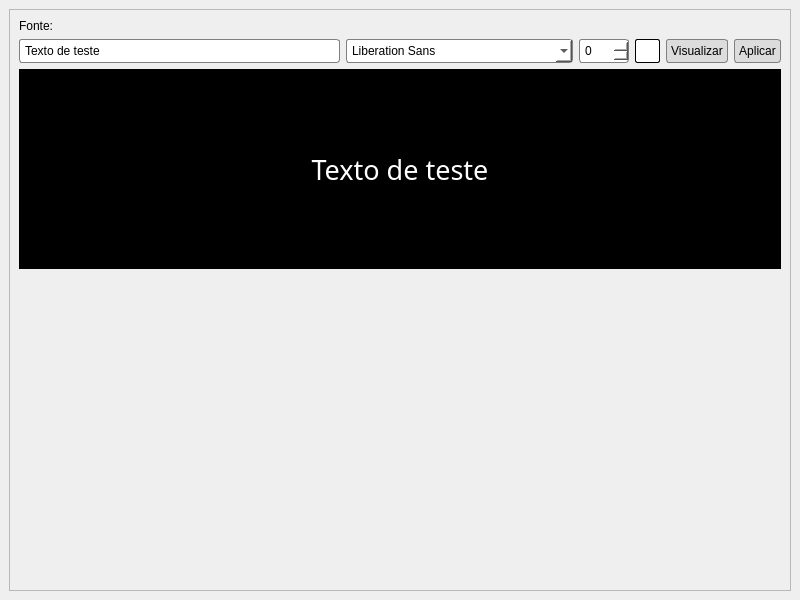
Before: the Qt Designer form src/ui/settings/window.ui in luanws/bible-projector, drawn with Qt 5.
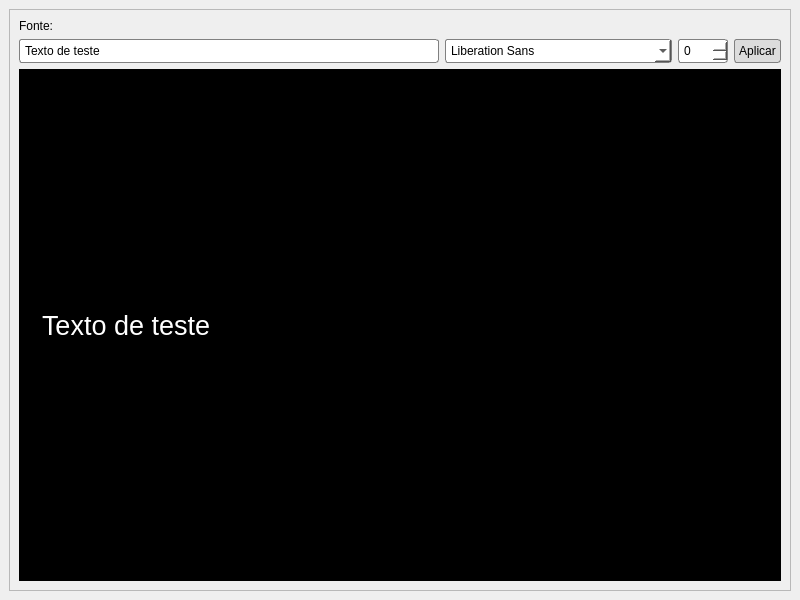
After: the same form once the commit is applied.

Commit message: feat(ui/settings): texto de teste

The edit to the form file:
```diff
--- a/src/ui/settings/window.ui
+++ b/src/ui/settings/window.ui
@@ -40,11 +40,11 @@
          <x>0</x>
          <y>0</y>
          <width>780</width>
-         <height>269</height>
+         <height>580</height>
         </rect>
        </property>
        <property name="sizePolicy">
-        <sizepolicy hsizetype="Preferred" vsizetype="Fixed">
+        <sizepolicy hsizetype="Preferred" vsizetype="Expanding">
          <horstretch>0</horstretch>
          <verstretch>0</verstretch>
         </sizepolicy>
@@ -140,70 +140,6 @@
             </property>
            </widget>
           </item>
-          <item>
-           <widget class="QLabel" name="label_3">
-            <property name="sizePolicy">
-             <sizepolicy hsizetype="Fixed" vsizetype="Preferred">
-              <horstretch>0</horstretch>
-              <verstretch>0</verstretch>
-             </sizepolicy>
-            </property>
-            <property name="minimumSize">
-             <size>
-              <width>25</width>
-              <height>0</height>
-             </size>
-            </property>
-            <property name="maximumSize">
-             <size>
-              <width>25</width>
-              <height>16777215</height>
-             </size>
-            </property>
-            <property name="styleSheet">
-             <string notr="true">* {
-	border: 1px solid black;
-	border-radius: 2px;
-	background-color: white;
-}</string>
-            </property>
-            <property name="text">
-             <string/>
-            </property>
-           </widget>
-          </item>
-          <item>
-           <widget class="QPushButton" name="view_button">
-            <property name="sizePolicy">
-             <sizepolicy hsizetype="Fixed" vsizetype="Fixed">
-              <horstretch>0</horstretch>
-              <verstretch>0</verstretch>
-             </sizepolicy>
-            </property>
-            <property name="cursor">
-             <cursorShape>PointingHandCursor</cursorShape>
-            </property>
-            <property name="styleSheet">
-             <string notr="true">* {
-	border-style: solid;
-	border-color: gray;
-	border-width: 1px;
-	border-radius: 3px;
-	padding: 4px;
-	background-color: rgb(220, 220, 220);
-	color: black;
-}
-
-*:hover {
-	background-color: gray;
-	color: white;
-}</string>
-            </property>
-            <property name="text">
-             <string>Visualizar</string>
-            </property>
-           </widget>
-          </item>
           <item>
            <widget class="QPushButton" name="apply_button">
             <property name="sizePolicy">
@@ -241,7 +177,7 @@
         <item>
          <widget class="QLabel" name="preview_label">
           <property name="sizePolicy">
-           <sizepolicy hsizetype="Preferred" vsizetype="Fixed">
+           <sizepolicy hsizetype="Expanding" vsizetype="Expanding">
             <horstretch>0</horstretch>
             <verstretch>0</verstretch>
            </sizepolicy>
@@ -254,7 +190,7 @@
           </property>
           <property name="font">
            <font>
-            <family>Berlin Sans FB</family>
+            <family>Arial</family>
             <pointsize>20</pointsize>
            </font>
           </property>
@@ -262,16 +198,18 @@
            <enum>Qt::LeftToRight</enum>
           </property>
           <property name="styleSheet">
-           <string notr="true">*{
-	background-color: black;
-	color: white;
-}</string>
+           <string notr="true">background-color: black;
+color: white;
+padding: 16px;</string>
           </property>
           <property name="text">
            <string>Texto de teste</string>
           </property>
           <property name="alignment">
-           <set>Qt::AlignCenter</set>
+           <set>Qt::AlignLeading|Qt::AlignLeft|Qt::AlignVCenter</set>
+          </property>
+          <property name="wordWrap">
+           <bool>true</bool>
           </property>
          </widget>
         </item>
```
The commit also changes 2 other files.
